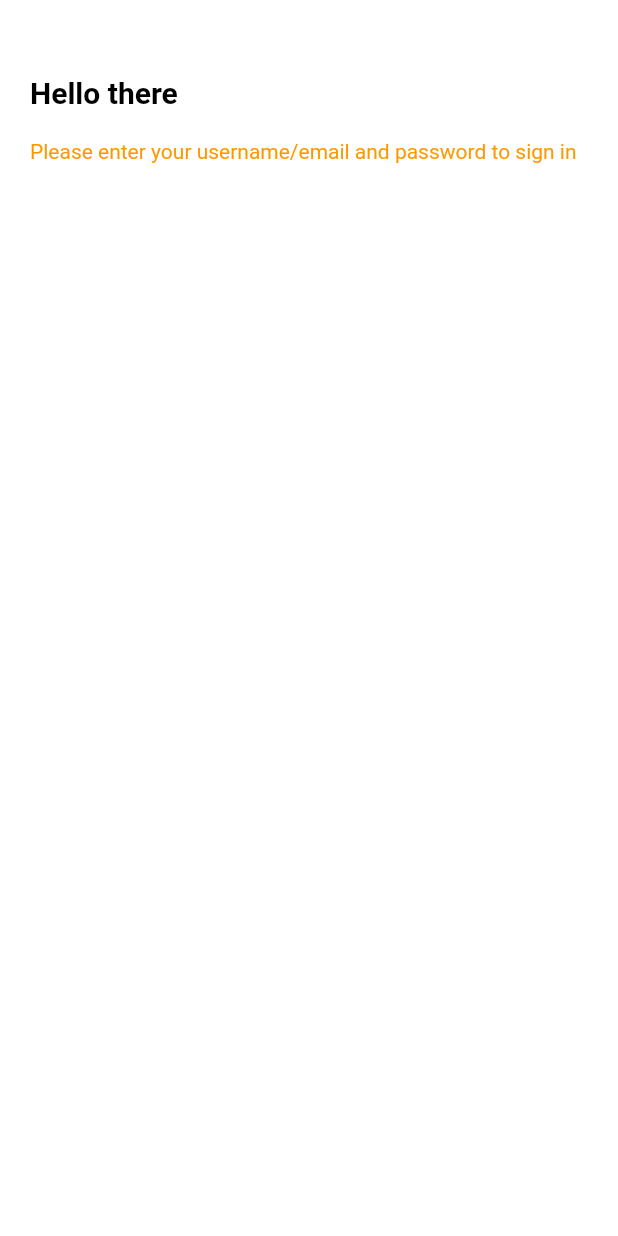
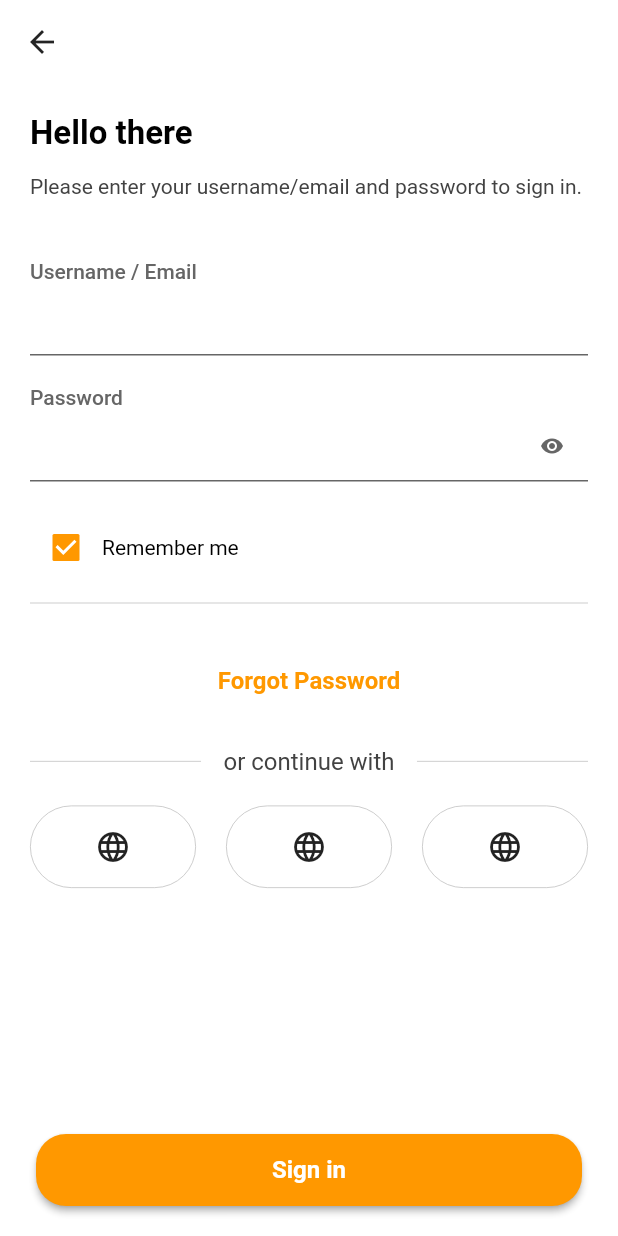
Before and after one commit to laitooo/bibliotheque, a Flutter app: the screen it shows after launch, after a tap on "I already have an Account", on a phone screen of 412 x 824 dp. Run offline on Flutter 3.47's test engine with Material 2 defaults, Android fonts, the phone set to English and light mode, and no system bars; our stand-ins replace bloc, country_picker, flutter_bloc, flutter_rating_bar, flutter_svg, freezed_annotation and 4 more; generated files the repository leaves out were written again; network calls fail.

```diff
--- a/lib/ui/screens/auth/login/login_page.dart
+++ /dev/null
@@ -1,40 +0,0 @@
-import 'package:bibliotheque/blocs/theme_bloc.dart';
-import 'package:flutter/material.dart';
-
-class LoginScreen extends StatefulWidget {
-  const LoginScreen({Key? key}) : super(key: key);
-
-  @override
-  State<LoginScreen> createState() => _LoginScreenState();
-}
-
-class _LoginScreenState extends State<LoginScreen> {
-  @override
-  Widget build(BuildContext context) {
-    return Scaffold(
-      body: SafeArea(
-        child: ListView(
-          padding: const EdgeInsets.symmetric(horizontal: 20, vertical: 50),
-          children: [
-            Text(
-              "Hello there",
-              style: TextStyle(
-                fontSize: 20,
-                fontWeight: FontWeight.w700,
-                color: context.theme.textColor1,
-              ),
-            ),
-            const SizedBox(height: 20),
-            Text(
-              "Please enter your username/email and password to sign in",
-              style: TextStyle(
-                fontSize: 14,
-                color: context.theme.textColor3,
-              ),
-            ),
-          ],
-        ),
-      ),
-    );
-  }
-}
--- /dev/null
+++ b/lib/ui/screens/auth/login/login_screen.dart
@@ -0,0 +1,214 @@
+import 'package:bibliotheque/blocs/theme_bloc.dart';
+import 'package:bibliotheque/ui/common_widgets/buttons.dart';
+import 'package:bibliotheque/ui/screens/auth/login/forgot_password_screen.dart';
+import 'package:bibliotheque/ui/screens/home/home_screen.dart';
+import 'package:bibliotheque/ui/widgets/input_field.dart';
+import 'package:flutter/material.dart';
+
+class LoginScreen extends StatefulWidget {
+  const LoginScreen({Key? key}) : super(key: key);
+
+  @override
+  State<LoginScreen> createState() => _LoginScreenState();
+}
+
+class _LoginScreenState extends State<LoginScreen> {
+  TextEditingController usernameEmailController = TextEditingController();
+  TextEditingController passwordController = TextEditingController();
+  bool rememberMe = true;
+
+  @override
+  Widget build(BuildContext context) {
+    return Scaffold(
+      appBar: AppBar(),
+      body: SafeArea(
+        child: Padding(
+          padding: const EdgeInsets.all(20),
+          child: Column(
+            crossAxisAlignment: CrossAxisAlignment.start,
+            children: [
+              Text(
+                "Hello there",
+                style: TextStyle(
+                  fontSize: 22,
+                  fontWeight: FontWeight.w700,
+                  color: context.theme.textColor1,
+                ),
+              ),
+              const SizedBox(height: 10),
+              Text(
+                "Please enter your username/email and password to sign in.",
+                style: TextStyle(
+                  fontSize: 14,
+                  height: 1.5,
+                  color: context.theme.textColor5,
+                ),
+              ),
+              const SizedBox(height: 40),
+              AppTextField(
+                label: "Username / Email",
+                initialValue: "laitooo",
+                controller: usernameEmailController,
+              ),
+              const SizedBox(height: 20),
+              AppPasswordTextField(
+                label: "Password",
+                initialValue: "password",
+                controller: passwordController,
+              ),
+              const SizedBox(height: 20),
+              InkWell(
+                child: Row(
+                  children: [
+                    Checkbox(
+                      value: rememberMe,
+                      onChanged: null,
+                      fillColor: MaterialStateProperty.all(
+                        context.theme.primaryColor,
+                      ),
+                    ),
+                    Text(
+                      "Remember me",
+                      style: TextStyle(
+                        fontSize: 14,
+                        color: context.theme.textColor1,
+                      ),
+                    ),
+                  ],
+                ),
+                onTap: () {
+                  setState(() {
+                    rememberMe = !rememberMe;
+                  });
+                },
+              ),
+              Padding(
+                padding: const EdgeInsets.only(top: 5, bottom: 20),
+                child: Divider(
+                  thickness: 0.5,
+                  color: Colors.grey.shade400,
+                ),
+              ),
+              TextButton(
+                onPressed: () {
+                  Navigator.of(context).pushReplacement(
+                    MaterialPageRoute(
+                      builder: (_) => const ForgetPasswordScreen(),
+                    ),
+                  );
+                },
+                child: Center(
+                  child: Text(
+                    "Forgot Password",
+                    style: TextStyle(
+                      fontSize: 16,
+                      fontWeight: FontWeight.w700,
+                      color: context.theme.textColor3,
+                    ),
+                  ),
+                ),
+              ),
+              const SizedBox(height: 20),
+              Row(
+                children: [
+                  Flexible(
+                    flex: 1,
+                    child: Container(
+                      height: 0.5,
+                      color: context.theme.dividerColor,
+                    ),
+                  ),
+                  Padding(
+                    padding: const EdgeInsets.symmetric(horizontal: 15),
+                    child: Text(
+                      "or continue with",
+                      style: TextStyle(
+                        fontSize: 16,
+                        color: context.theme.textColor5,
+                      ),
+                    ),
+                  ),
+                  Flexible(
+                    flex: 1,
+                    child: Container(
+                      height: 0.5,
+                      color: context.theme.dividerColor,
+                    ),
+                  ),
+                ],
+              ),
+              const SizedBox(height: 20),
+              Row(
+                children: [
+                  Expanded(
+                    flex: 1,
+                    child: Container(
+                      padding: const EdgeInsets.symmetric(vertical: 15),
+                      decoration: BoxDecoration(
+                        border: Border.all(
+                          width: 0.5,
+                          color: context.theme.dividerColor,
+                        ),
+                        borderRadius: BorderRadius.circular(30),
+                      ),
+                      child: const Icon(
+                        Icons.language,
+                      ),
+                    ),
+                  ),
+                  const SizedBox(width: 20),
+                  Expanded(
+                    flex: 1,
+                    child: Container(
+                      padding: const EdgeInsets.symmetric(vertical: 15),
+                      decoration: BoxDecoration(
+                        border: Border.all(
+                          width: 0.5,
+                          color: context.theme.dividerColor,
+                        ),
+                        borderRadius: BorderRadius.circular(30),
+                      ),
+                      child: const Icon(
+                        Icons.language,
+                      ),
+                    ),
+                  ),
+                  const SizedBox(width: 20),
+                  Expanded(
+                    flex: 1,
+                    child: Container(
+                      padding: const EdgeInsets.symmetric(vertical: 15),
+                      decoration: BoxDecoration(
+                        border: Border.all(
+                          width: 0.5,
+                          color: context.theme.dividerColor,
+                        ),
+                        borderRadius: BorderRadius.circular(30),
+                      ),
+                      child: const Icon(
+                        Icons.language,
+                      ),
+                    ),
+                  ),
+                ],
+              ),
+            ],
+          ),
+        ),
+      ),
+      bottomNavigationBar: Padding(
+        padding: const EdgeInsets.symmetric(vertical: 20),
+        child: MainButton(
+          title: "Sign in",
+          onPressed: () {
+            Navigator.of(context).pushReplacement(
+              MaterialPageRoute(
+                builder: (_) => HomeScreen(),
+              ),
+            );
+          },
+        ),
+      ),
+    );
+  }
+}
--- a/lib/ui/screens/splash/on_boarding_screen.dart
+++ b/lib/ui/screens/splash/on_boarding_screen.dart
@@ -1,6 +1,6 @@
 import 'package:bibliotheque/blocs/theme_bloc.dart';
 import 'package:bibliotheque/ui/common_widgets/buttons.dart';
-import 'package:bibliotheque/ui/screens/auth/login/login_page.dart';
+import 'package:bibliotheque/ui/screens/auth/login/login_screen.dart';
 import 'package:bibliotheque/ui/screens/auth/register/register_screen.dart';
 import 'package:flutter/material.dart';
 
```
Also changed, not shown: lib/ui/screens/auth/login/change_password_screen.dart (added, +77 -0 lines), lib/ui/screens/auth/login/forgot_password_screen.dart (added, +70 -0 lines), lib/ui/screens/auth/login/otp_code_screen.dart (added, +85 -0 lines), lib/ui/screens/auth/login/reset_password_success_dialog.dart (added, +75 -0 lines), lib/ui/screens/auth/register/register_screen.dart (+10 -1 lines), lib/ui/screens/auth/register/register_success_dialog.dart (added, +73 -0 lines).
